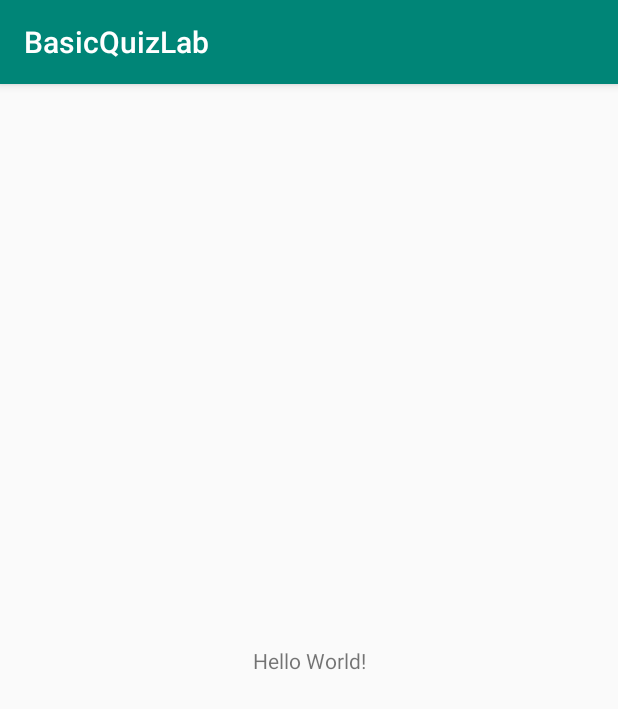
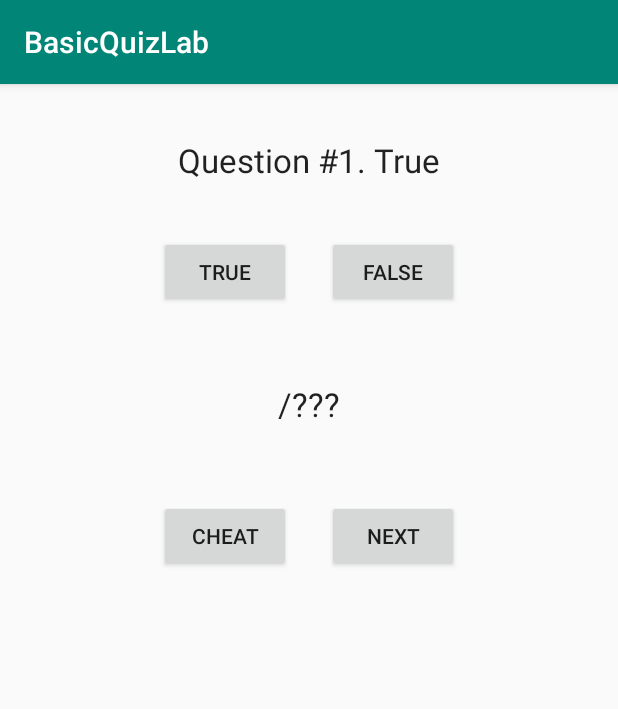
Before and after one commit to Kilian09/BasicQuizLab, an Android app: the screen it shows after launch (MainActivity before the commit, QuestionActivity after it), on a phone screen of 412 x 824 dp. Shown: the top 709 px of the screen. Run offline under Robolectric (Android 15) with nearby library versions, the phone set to English and light mode, and no system bars.

Commit message:
Implementado los botones y textView

```diff
--- a/app/src/main/AndroidManifest.xml
+++ b/app/src/main/AndroidManifest.xml
@@ -9,7 +9,7 @@
         android:roundIcon="@mipmap/ic_launcher_round"
         android:supportsRtl="true"
         android:theme="@style/AppTheme">
-        <activity android:name=".MainActivity">
+        <activity android:name=".QuestionActivity">
             <intent-filter>
                 <action android:name="android.intent.action.MAIN" />
 
--- a/app/src/main/java/com/example/basicquizlab/MainActivity.java
+++ /dev/null
@@ -1,14 +0,0 @@
-package com.example.basicquizlab;
-
-import androidx.appcompat.app.AppCompatActivity;
-
-import android.os.Bundle;
-
-public class MainActivity extends AppCompatActivity {
-
-    @Override
-    protected void onCreate(Bundle savedInstanceState) {
-        super.onCreate(savedInstanceState);
-        setContentView(R.layout.activity_main);
-    }
-}
--- /dev/null
+++ b/app/src/main/java/com/example/basicquizlab/QuestionActivity.java
@@ -0,0 +1,77 @@
+package com.example.basicquizlab;
+
+import androidx.appcompat.app.AppCompatActivity;
+
+import android.os.Bundle;
+import android.view.View;
+import android.widget.Button;
+import android.widget.TextView;
+
+public class QuestionActivity extends AppCompatActivity {
+
+    private TextView questionTextView;
+    private TextView answerTextView;
+    private Button trueButton;
+    private Button falseButton;
+    private Button cheatButton;
+    private Button nextButton;
+
+    private int questionIndex = 0;
+
+    private String[] questionArray;
+
+    private int[] answerArray;
+
+    @Override
+    protected void onCreate(Bundle savedInstanceState) {
+        super.onCreate(savedInstanceState);
+        setContentView(R.layout.activity_question);
+
+        initLayoutComponents();
+        initResources();
+        initLayoutContent();
+    }
+
+    private void initResources() {
+        questionArray = getResources().getStringArray(R.array.question_text_array);
+        answerArray = getResources().getIntArray(R.array.answer_text_array);
+    }
+
+    private void initLayoutComponents() {
+        questionTextView = findViewById(R.id.questionTextView);
+        answerTextView = findViewById(R.id.answerTextView);
+
+        trueButton = findViewById(R.id.trueButton);
+        falseButton = findViewById(R.id.falseButton);
+        cheatButton = findViewById(R.id.cheatButton);
+        nextButton = findViewById(R.id.nextButton);
+    }
+
+    private void initLayoutContent() {
+
+        trueButton.setText(R.string.true_button_text);
+        falseButton.setText(R.string.false_button_text);
+        cheatButton.setText(R.string.cheat_button_text);
+        nextButton.setText(R.string.next_button_text);
+
+        questionTextView.setText(questionArray[questionIndex]);
+        answerTextView.setText(R.string.empty_text);
+    }
+
+    public void onClickTrueButton(View view){
+
+    }
+
+    public void onClickFalseButton(View view){
+
+    }
+
+    public void onClickCheatButton(View view){
+
+    }
+
+    public void onClickNextButton(View view){
+
+    }
+
+}
--- a/app/src/main/res/layout/activity_main.xml
+++ /dev/null
@@ -1,18 +0,0 @@
-<?xml version="1.0" encoding="utf-8"?>
-<androidx.constraintlayout.widget.ConstraintLayout xmlns:android="http://schemas.android.com/apk/res/android"
-    xmlns:app="http://schemas.android.com/apk/res-auto"
-    xmlns:tools="http://schemas.android.com/tools"
-    android:layout_width="match_parent"
-    android:layout_height="match_parent"
-    tools:context=".MainActivity">
-
-    <TextView
-        android:layout_width="wrap_content"
-        android:layout_height="wrap_content"
-        android:text="Hello World!"
-        app:layout_constraintBottom_toBottomOf="parent"
-        app:layout_constraintLeft_toLeftOf="parent"
-        app:layout_constraintRight_toRightOf="parent"
-        app:layout_constraintTop_toTopOf="parent" />
-
-</androidx.constraintlayout.widget.ConstraintLayout>
--- /dev/null
+++ b/app/src/main/res/layout/activity_question.xml
@@ -0,0 +1,89 @@
+<?xml version="1.0" encoding="utf-8"?>
+<androidx.constraintlayout.widget.ConstraintLayout xmlns:android="http://schemas.android.com/apk/res/android"
+    xmlns:app="http://schemas.android.com/apk/res-auto"
+    xmlns:tools="http://schemas.android.com/tools"
+    android:layout_width="match_parent"
+    android:layout_height="match_parent"
+    tools:context=".QuestionActivity">
+
+    <TextView
+        android:id="@+id/questionTextView"
+        android:layout_width="wrap_content"
+        android:layout_height="wrap_content"
+        android:layout_marginTop="36dp"
+        android:textAppearance="@style/TextAppearance.AppCompat.Large"
+        app:layout_constraintEnd_toEndOf="parent"
+        app:layout_constraintStart_toStartOf="parent"
+        app:layout_constraintTop_toTopOf="parent"
+        tools:text="Question #1" />
+
+    <LinearLayout
+        android:id="@+id/linearLayout"
+        android:layout_width="wrap_content"
+        android:layout_height="wrap_content"
+        android:layout_marginTop="36dp"
+        android:orientation="horizontal"
+        app:layout_constraintEnd_toEndOf="parent"
+        app:layout_constraintStart_toStartOf="parent"
+        app:layout_constraintTop_toBottomOf="@+id/questionTextView">
+
+        <Button
+            android:id="@+id/trueButton"
+            android:layout_width="wrap_content"
+            android:layout_height="wrap_content"
+            android:onClick="onClickTrueButton"
+            tools:text="True" />
+
+        <Space
+            android:layout_width="24dp"
+            android:layout_height="wrap_content" />
+
+        <Button
+            android:id="@+id/falseButton"
+            android:layout_width="wrap_content"
+            android:layout_height="wrap_content"
+            android:onClick="onClickFalseButton"
+            tools:text="False" />
+
+    </LinearLayout>
+
+    <TextView
+        android:id="@+id/answerTextView"
+        android:layout_width="wrap_content"
+        android:layout_height="wrap_content"
+        android:textAppearance="@style/TextAppearance.AppCompat.Large"
+        app:layout_constraintBottom_toTopOf="@+id/linearLayout2"
+        app:layout_constraintEnd_toEndOf="parent"
+        app:layout_constraintStart_toStartOf="parent"
+        app:layout_constraintTop_toBottomOf="@+id/linearLayout"
+        tools:text="Answer" />
+
+    <LinearLayout
+        android:id="@+id/linearLayout2"
+        android:layout_width="wrap_content"
+        android:layout_height="wrap_content"
+        android:layout_marginTop="128dp"
+        android:orientation="horizontal"
+        app:layout_constraintEnd_toEndOf="parent"
+        app:layout_constraintStart_toStartOf="parent"
+        app:layout_constraintTop_toBottomOf="@+id/linearLayout">
+
+        <Button
+            android:id="@+id/cheatButton"
+            android:layout_width="wrap_content"
+            android:layout_height="wrap_content"
+            android:onClick="onClickCheatButton"
+            tools:text="Cheat" />
+
+        <Space
+            android:layout_width="24dp"
+            android:layout_height="wrap_content" />
+
+        <Button
+            android:id="@+id/nextButton"
+            android:layout_width="wrap_content"
+            android:layout_height="wrap_content"
+            android:onClick="onClickNextButton"
+            tools:text="Next" />
+    </LinearLayout>
+</androidx.constraintlayout.widget.ConstraintLayout>
--- a/app/src/main/res/values/strings.xml
+++ b/app/src/main/res/values/strings.xml
@@ -1,3 +1,21 @@
 <resources>
     <string name="app_name">BasicQuizLab</string>
+
+    <string name="true_button_text">TRUE</string>
+    <string name="false_button_text">False</string>
+    <string name="cheat_button_text">CHEAT</string>
+    <string name="next_button_text">NEXT</string>
+    <string name="empty_text">/???</string>
+
+    <array name="question_text_array">
+        <item>Question #1. True</item>
+        <item>Question #2. False</item>
+        <item>Question #1. True</item>
+    </array>
+
+    <array name="answer_text_array">
+        <item>1</item>
+        <item>0</item>
+        <item>1</item>
+    </array>
 </resources>
```
